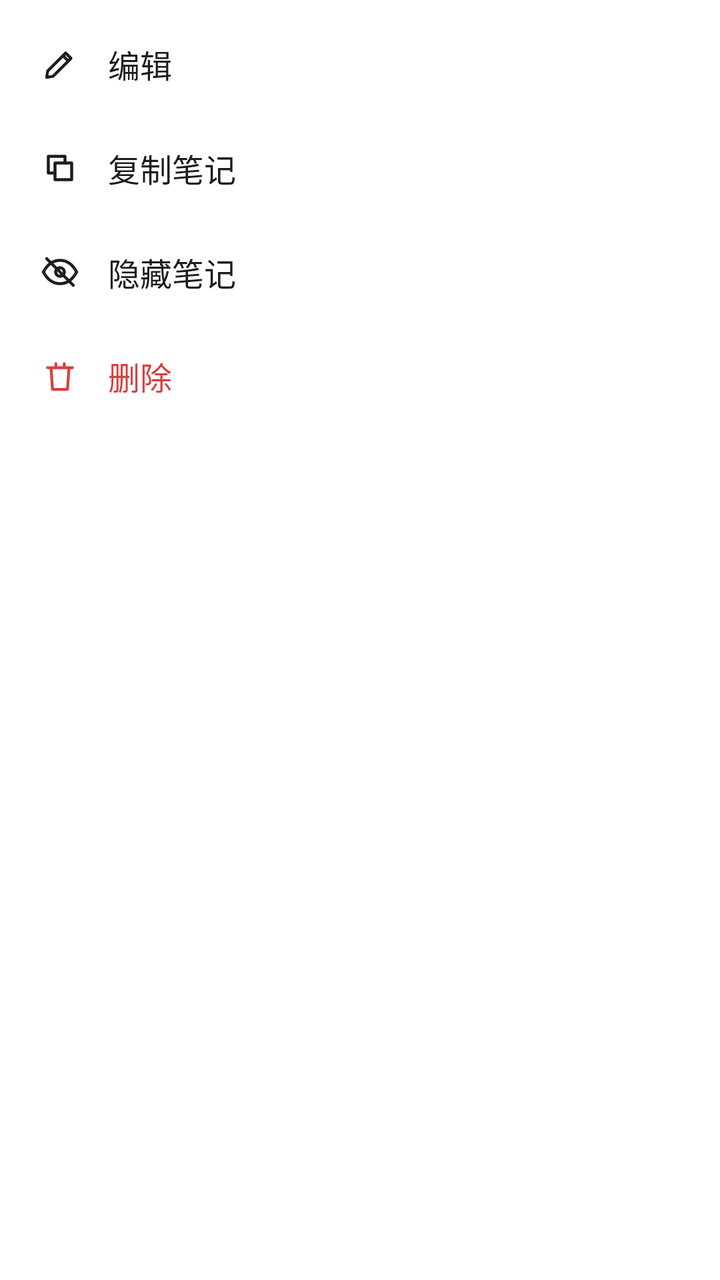
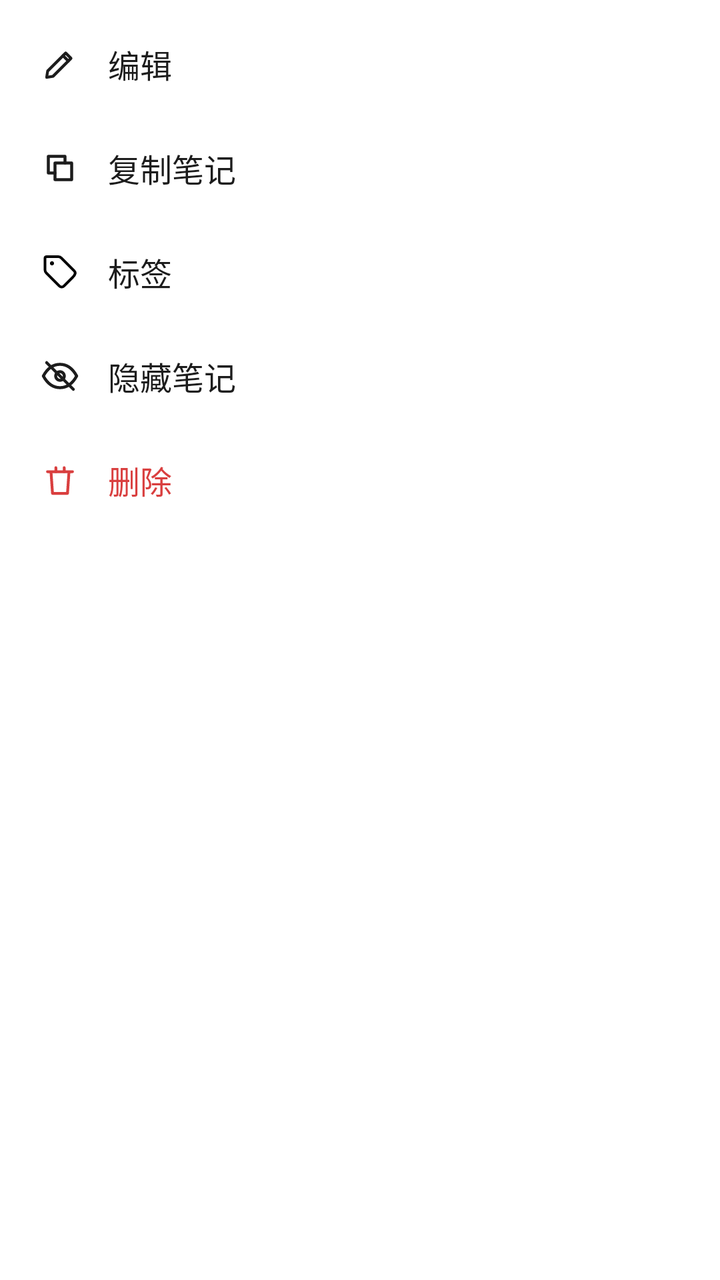

An Android layout rendered at two revisions. The XML below is the earlier revision; the diff shows what the commit changed to produce the second picture.
<!-- AndroidManifest.xml: application theme Theme.WuDiary -->
<!-- res/layout/dialog_note_menu.xml -->
<?xml version="1.0" encoding="utf-8"?>
<LinearLayout xmlns:android="http://schemas.android.com/apk/res/android"
    android:layout_width="wrap_content"
    android:layout_height="wrap_content"
    android:background="@drawable/bg_menu_card"
    android:orientation="vertical"
    android:paddingVertical="6dp">

    <LinearLayout
        android:id="@+id/itemEdit"
        android:layout_width="match_parent"
        android:layout_height="52dp"
        android:background="?attr/selectableItemBackground"
        android:gravity="center_vertical"
        android:orientation="horizontal"
        android:paddingHorizontal="20dp">

        <ImageView
            android:layout_width="20dp"
            android:layout_height="20dp"
            android:contentDescription="@string/edit"
            android:src="@drawable/ic_edit" />

        <TextView
            android:layout_width="wrap_content"
            android:layout_height="wrap_content"
            android:layout_marginStart="14dp"
            android:text="@string/edit"
            android:textColor="@color/text_primary"
            android:textSize="16sp" />
    </LinearLayout>

    <LinearLayout
        android:id="@+id/itemCopy"
        android:layout_width="match_parent"
        android:layout_height="52dp"
        android:background="?attr/selectableItemBackground"
        android:gravity="center_vertical"
        android:orientation="horizontal"
        android:paddingHorizontal="20dp">

        <ImageView
            android:layout_width="20dp"
            android:layout_height="20dp"
            android:contentDescription="@string/copy_note"
            android:src="@drawable/ic_copy" />

        <TextView
            android:layout_width="wrap_content"
            android:layout_height="wrap_content"
            android:layout_marginStart="14dp"
            android:text="@string/copy_note"
            android:textColor="@color/text_primary"
            android:textSize="16sp" />
    </LinearLayout>

    <LinearLayout
        android:id="@+id/itemHide"
        android:layout_width="match_parent"
        android:layout_height="52dp"
        android:background="?attr/selectableItemBackground"
        android:gravity="center_vertical"
        android:orientation="horizontal"
        android:paddingHorizontal="20dp">

        <ImageView
            android:id="@+id/iconHide"
            android:layout_width="20dp"
            android:layout_height="20dp"
            android:contentDescription="@string/hide_note"
            android:src="@drawable/ic_hide" />

        <TextView
            android:id="@+id/textHide"
            android:layout_width="wrap_content"
            android:layout_height="wrap_content"
            android:layout_marginStart="14dp"
            android:text="@string/hide_note"
            android:textColor="@color/text_primary"
            android:textSize="16sp" />
    </LinearLayout>

    <LinearLayout
        android:id="@+id/itemDelete"
        android:layout_width="match_parent"
        android:layout_height="52dp"
        android:background="?attr/selectableItemBackground"
        android:gravity="center_vertical"
        android:orientation="horizontal"
        android:paddingHorizontal="20dp">

        <ImageView
            android:layout_width="20dp"
            android:layout_height="20dp"
            android:contentDescription="@string/delete"
            android:src="@drawable/ic_delete_red" />

        <TextView
            android:layout_width="wrap_content"
            android:layout_height="wrap_content"
            android:layout_marginStart="14dp"
            android:text="@string/delete"
            android:textColor="@color/danger"
            android:textSize="16sp" />
    </LinearLayout>

</LinearLayout>
<!-- resources referenced by this layout -->
<resources>
  <color name="danger">#D93F3F</color>
  <color name="text_primary">#1C1C1C</color>
  <!-- drawable bg_menu_card (drawable) -->
  <?xml version="1.0" encoding="utf-8"?>
  <shape xmlns:android="http://schemas.android.com/apk/res/android"
      android:shape="rectangle">
      <solid android:color="@color/background" />
      <corners android:radius="16dp" />
  </shape>
  <!-- drawable ic_copy (drawable) -->
  <?xml version="1.0" encoding="utf-8"?>
  <vector xmlns:android="http://schemas.android.com/apk/res/android"
      android:width="24dp"
      android:height="24dp"
      android:viewportWidth="24"
      android:viewportHeight="24">
      <path
          android:fillColor="#00000000"
          android:pathData="M9,9 L19,9 L19,19 L9,19 Z"
          android:strokeColor="#1C1C1C"
          android:strokeLineJoin="round"
          android:strokeWidth="1.8" />
      <path
          android:fillColor="#00000000"
          android:pathData="M15,9 L15,5 L5,5 L5,15 L9,15"
          android:strokeColor="#1C1C1C"
          android:strokeLineCap="round"
          android:strokeLineJoin="round"
          android:strokeWidth="1.8" />
  </vector>
  <!-- drawable ic_edit (drawable) -->
  <?xml version="1.0" encoding="utf-8"?>
  <vector xmlns:android="http://schemas.android.com/apk/res/android"
      android:width="24dp"
      android:height="24dp"
      android:viewportWidth="24"
      android:viewportHeight="24">
      <path
          android:fillColor="#00000000"
          android:pathData="M4,20 L4.6,16.2 L15.4,5.4 L18.6,8.6 L7.8,19.4 Z"
          android:strokeColor="#1C1C1C"
          android:strokeLineJoin="round"
          android:strokeWidth="1.7" />
      <path
          android:fillColor="#00000000"
          android:pathData="M13.8,7 L17,10.2"
          android:strokeColor="#1C1C1C"
          android:strokeLineCap="round"
          android:strokeWidth="1.7" />
  </vector>
  <string name="copy_note">复制笔记</string>
  <string name="delete">删除</string>
  <string name="edit">编辑</string>
  <string name="hide_note">隐藏笔记</string>
  <style name="Theme.WuDiary" parent="Theme.Material3.Light.NoActionBar">
          <item name="colorPrimary">@color/primary</item>
          <item name="colorOnPrimary">@android:color/white</item>
          <item name="colorSurface">@color/surface</item>
          <item name="android:windowBackground">@color/background</item>
          <item name="android:statusBarColor">@color/background</item>
          <item name="android:windowLightStatusBar">true</item>
          <item name="android:navigationBarColor">@color/background</item>
      </style>
  <color name="background">#FFFFFF</color>
  <color name="primary">#1C1C1C</color>
  <color name="surface">#FFFFFF</color>
  <!-- unchanged entries left out for length: 2 -->
</resources>

<!-- the commit's change to res/layout/dialog_note_menu.xml (unified diff, before → after) -->
@@ -55,6 +55,30 @@
     </LinearLayout>
 
     <LinearLayout
+        android:id="@+id/itemTag"
+        android:layout_width="match_parent"
+        android:layout_height="52dp"
+        android:background="?attr/selectableItemBackground"
+        android:gravity="center_vertical"
+        android:orientation="horizontal"
+        android:paddingHorizontal="20dp">
+
+        <ImageView
+            android:layout_width="20dp"
+            android:layout_height="20dp"
+            android:contentDescription="@string/tags_section"
+            android:src="@drawable/ic_tag" />
+
+        <TextView
+            android:layout_width="wrap_content"
+            android:layout_height="wrap_content"
+            android:layout_marginStart="14dp"
+            android:text="@string/tags_section"
+            android:textColor="@color/text_primary"
+            android:textSize="16sp" />
+    </LinearLayout>
+
+    <LinearLayout
         android:id="@+id/itemHide"
         android:layout_width="match_parent"
         android:layout_height="52dp"
<!-- resource entries referenced after the edit -->
@@ -50,10 +50,29 @@
           android:strokeLineCap="round"
           android:strokeWidth="1.7" />
   </vector>
+  <!-- drawable ic_tag (drawable) -->
+  <?xml version="1.0" encoding="utf-8"?>
+  <vector xmlns:android="http://schemas.android.com/apk/res/android"
+      android:width="24dp"
+      android:height="24dp"
+      android:viewportWidth="24"
+      android:viewportHeight="24">
+      <path
+          android:pathData="M20.6,11.4l-7.9,-7.9C12.3,3.1 11.6,2.8 10.9,2.8H4c-0.6,0 -1,0.4 -1,1v6.9c0,0.7 0.3,1.4 0.7,1.8l7.9,7.9c0.8,0.8 2,0.8 2.8,0l5.2,-5.2C21.4,13.4 21.4,12.2 20.6,11.4z"
+          android:fillColor="@android:color/transparent"
+          android:strokeColor="#000000"
+          android:strokeLineCap="round"
+          android:strokeLineJoin="round"
+          android:strokeWidth="1.6" />
+      <path
+          android:pathData="M7.2,6.8m-1.2,0a1.2,1.2 0,1 1,2.4 0a1.2,1.2 0,1 1,-2.4 0"
+          android:fillColor="#000000" />
+  </vector>
   <string name="copy_note">复制笔记</string>
   <string name="delete">删除</string>
   <string name="edit">编辑</string>
   <string name="hide_note">隐藏笔记</string>
+  <string name="tags_section">标签</string>
   <style name="Theme.WuDiary" parent="Theme.Material3.Light.NoActionBar">
           <item name="colorPrimary">@color/primary</item>
           <item name="colorOnPrimary">@android:color/white</item>
